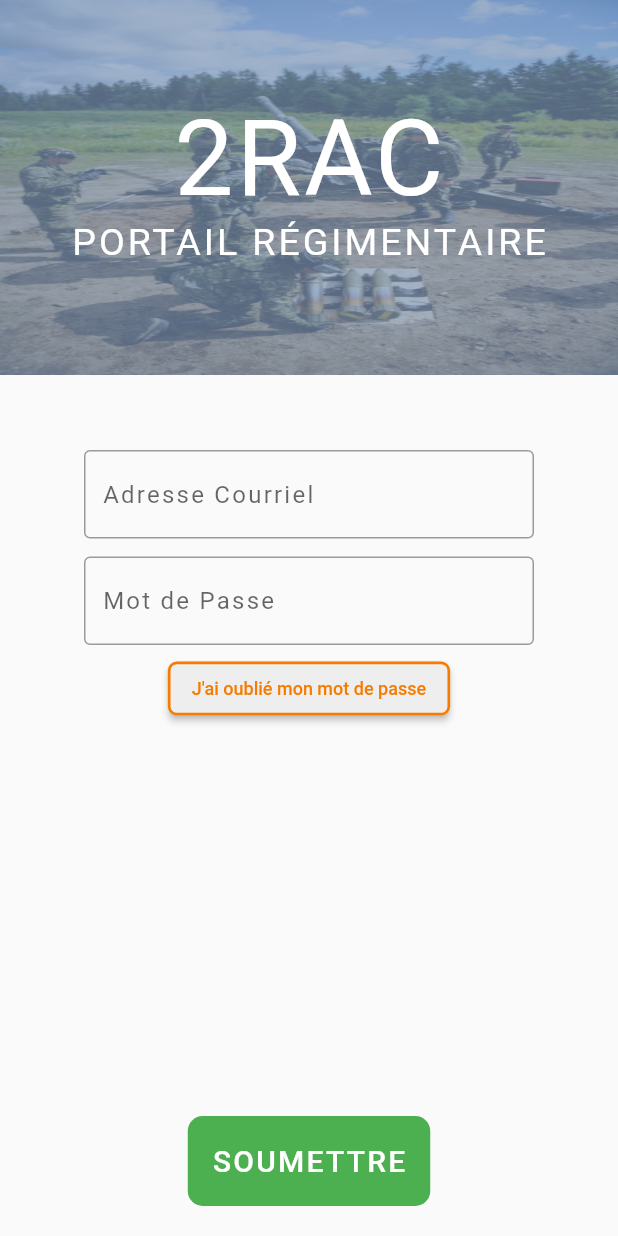
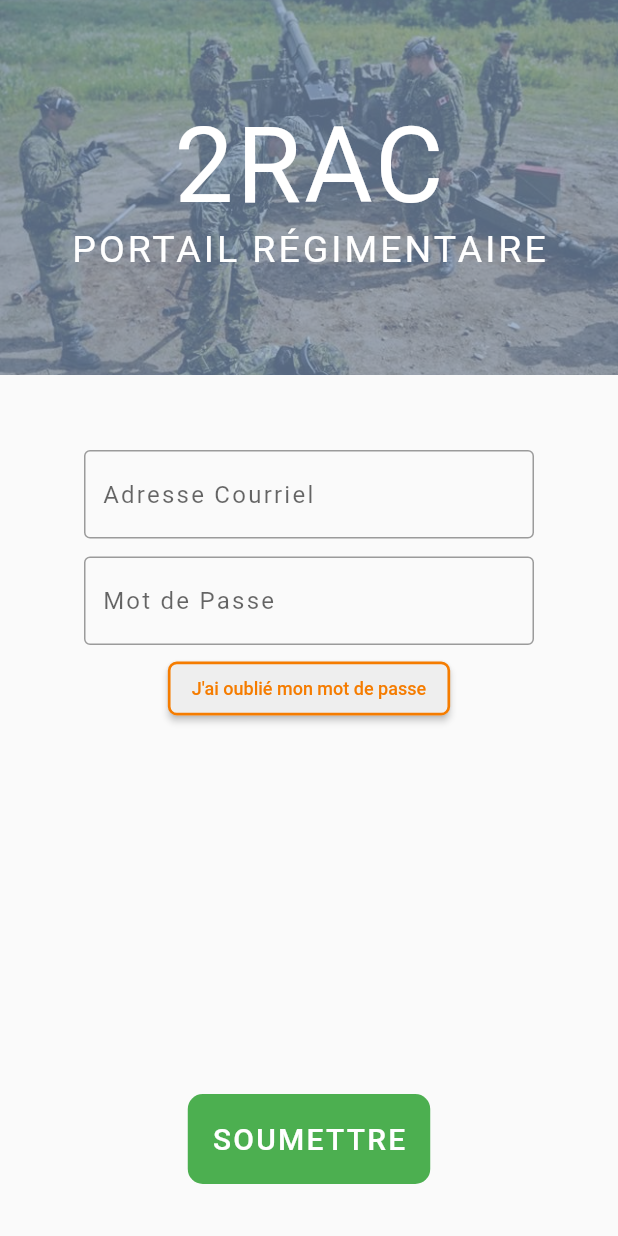
Before and after one commit to AlexCharette/2fd-Frontend, a Flutter app: the screen it shows after launch, on a phone screen of 412 x 824 dp. Run offline on Flutter 3.47's test engine with Material 2 defaults, Android fonts, the phone set to English and light mode, and no system bars; our stand-ins replace bloc, email_validator, equatable, firebase_auth, firebase_core, flutter_bloc and 1 more; accounts and stored records are empty.

Commit message:
fixed overflow in login view

```diff
--- a/lib/authentication/authentication.dart
+++ b/lib/authentication/authentication.dart
@@ -1,2 +1,3 @@
 export 'bloc/authentication_bloc.dart';
 export 'models/models.dart';
+export 'Loginbloc/login_bloc.dart';
--- a/lib/screens/login/login.dart
+++ b/lib/screens/login/login.dart
@@ -1,2 +1 @@
-export 'bloc/login_bloc.dart';
 export 'view/view.dart';
--- a/lib/screens/login/view/login_form.dart
+++ b/lib/screens/login/view/login_form.dart
@@ -1,7 +1,7 @@
 import 'package:flutter/material.dart';
+import 'package:flutter_bloc/flutter_bloc.dart';
+import 'package:regimental_app/authentication/authentication.dart';
 import 'package:formz/formz.dart';
-import 'package:flutter_bloc/flutter_bloc.dart';
-import 'package:regimental_app/screens/login/bloc/login_bloc.dart';
 import 'package:regimental_app/screens/requestOneTimeCode/request_one_time_code.dart';
 
 class LoginForm extends StatelessWidget {
@@ -20,10 +20,11 @@ class LoginForm extends StatelessWidget {
       child: Column(
         mainAxisAlignment: MainAxisAlignment.start,
         children: [
-          Container(
-            height: 250,
+          Flexible(
+            flex: 1,
+            child: Container(
               constraints: BoxConstraints(
-              minHeight: 250
+                maxHeight: 250,
               ),
               decoration: BoxDecoration(
                 color: const Color(0xffc7c94b6),
@@ -32,13 +33,12 @@ class LoginForm extends StatelessWidget {
                   image: AssetImage(
                       'images/GunDet.JPG'
                   ),
-                fit: BoxFit.fill
+                  fit: BoxFit.cover
                 )
               ),
               child: Center(
-              child: Padding(
-                padding: const EdgeInsets.symmetric(vertical:65),
                 child: Column(
+                  mainAxisAlignment: MainAxisAlignment.center,
                  children: <Widget>[
                    Text(
                      '2RAC',
@@ -61,16 +61,23 @@ class LoginForm extends StatelessWidget {
               ),
             ),
           ),
+          Flexible(
+            flex: 2,
+              child: Column(
+              children: <Widget>[
                 SizedBox(height: 50,),
                 _UsernameInput(),
                 SizedBox(height: 12.0,),
                 _PasswordInput(),
                 SizedBox(height: 5,),
                 _ForgotPasswordButton(),
-          Expanded(child: Align(alignment: Alignment.bottomCenter,child: Padding(
-            padding: const EdgeInsets.only(bottom:20.0),
+                Flexible(child: Align(alignment: Alignment.bottomCenter,child: Padding(
+                  padding: const EdgeInsets.only(bottom:10.0),
                   child: _LoginButton(),
                 )))
+            ],
+          )
+          ),
         ],
       ),
     );
--- a/lib/screens/login/view/login_page.dart
+++ b/lib/screens/login/view/login_page.dart
@@ -1,6 +1,6 @@
 import 'package:flutter_bloc/flutter_bloc.dart';
 import 'package:flutter/material.dart';
-import 'package:regimental_app/screens/login/bloc/login_bloc.dart';
+import 'package:regimental_app/authentication/authentication.dart';
 import 'package:authentication_repository/authentication_repository.dart';
 
 import 'login_form.dart';
--- a/pubspec.yaml
+++ b/pubspec.yaml
@@ -22,8 +22,6 @@ environment:
 
 dependencies:
   flutter:
-    sdk: flutter
-  flutter_localizations:
     sdk: flutter
   intl: ^0.16.1
   flutter_bloc: ^6.1.0
```
Also changed, not shown: lib/authentication/Loginbloc/login_bloc.dart (renamed from lib/screens/login/bloc/login_bloc.dart), lib/authentication/Loginbloc/login_event.dart (renamed from lib/screens/login/bloc/login_event.dart), lib/authentication/Loginbloc/login_state.dart (renamed from lib/screens/login/bloc/login_state.dart), packages/authentication_repository/pubspec.lock, packages/authentication_repository/pubspec.yaml (line endings or trailing spaces), pubspec.lock, 1 other file. Lines whose indentation alone changed are shown as unchanged.
